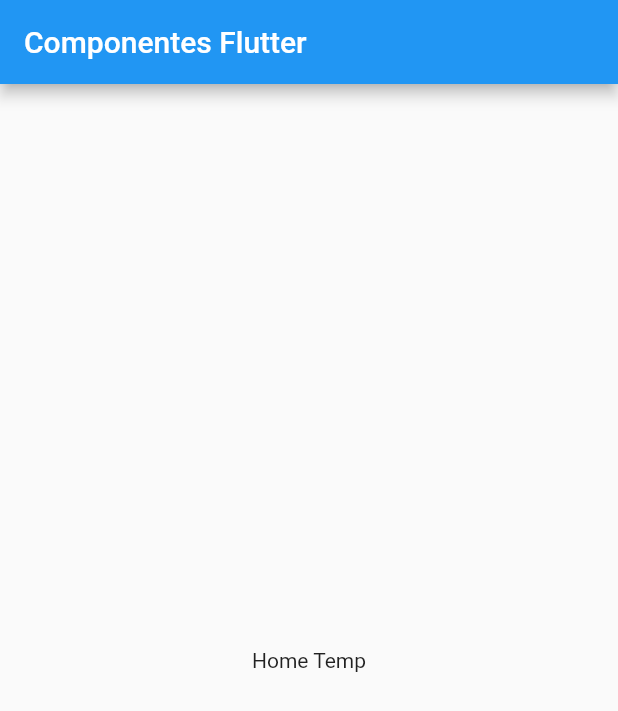
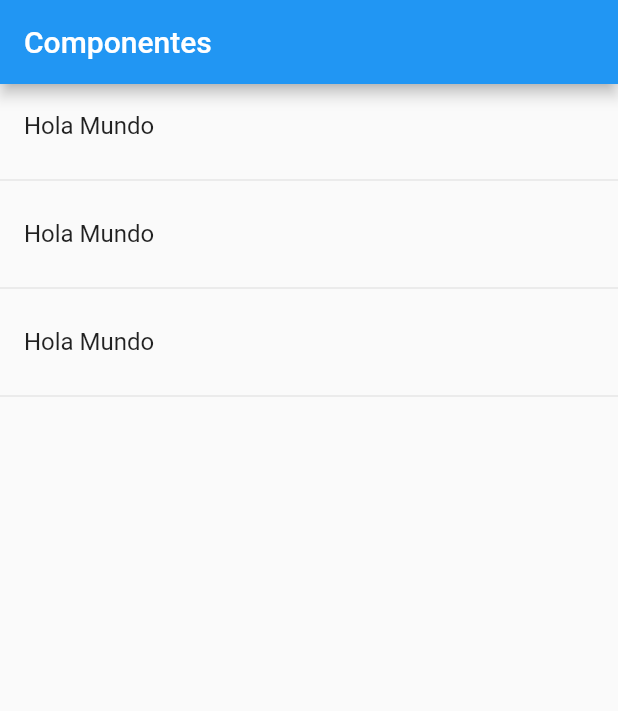
Before and after one commit to Jorgelg13/Componentes, a Flutter app: the screen it shows after launch, on a phone screen of 412 x 824 dp. Shown: the top 711 px of the screen. Run offline on Flutter 3.47's test engine with Material 2 defaults, Android fonts, the phone set to English and light mode, and no system bars.

```diff
--- a/lib/main.dart
+++ b/lib/main.dart
@@ -1,6 +1,5 @@
 import 'package:flutter/material.dart';
-
-import 'package:componentes/src/pages/home_temp.dart';
+import 'package:componentes/src/pages/home_page.dart';
 
 void main() => runApp(MyApp());
 
@@ -10,12 +9,7 @@ class MyApp extends StatelessWidget {
     return MaterialApp(
       debugShowCheckedModeBanner: false,
       title: 'Material App',
-      home: Scaffold(
-        appBar: AppBar(
-          title: Text('Componentes Flutter'),
-        ),
-        body: HomePageTemp(),
-      ),
+      home: HomePage(),
     );
   }
 }
--- /dev/null
+++ b/lib/src/pages/home_page.dart
@@ -0,0 +1,34 @@
+import 'package:flutter/material.dart';
+import 'package:componentes/src/providers/menu_provider.dart';
+
+class HomePage extends StatelessWidget {
+  @override
+  Widget build(BuildContext context) {
+    return Scaffold(
+      appBar: AppBar(
+        title: Text('Componentes'),
+      ),
+      body: _lista(),
+          );
+        }
+
+  Widget _lista() {
+    print(menuProvider.opciones);
+    return ListView(
+      children: _listaItems(),
+          );
+        }
+
+
+  List<Widget> _listaItems() {
+    return [
+      ListTile(title: Text('Hola Mundo'),),
+      Divider(),
+      ListTile(title: Text('Hola Mundo'),),
+      Divider(),
+      ListTile(title: Text('Hola Mundo'),),
+      Divider(),
+    ];
+  }
+
+}
--- a/pubspec.yaml
+++ b/pubspec.yaml
@@ -41,7 +41,8 @@ flutter:
   uses-material-design: true
 
   # To add assets to your application, add an assets section, like this:
-  # assets:
+  assets:
+   - data/menu.json
   #  - images/a_dot_burr.jpeg
   #  - images/a_dot_ham.jpeg
 
```
Also changed, not shown: data/menu.json (added, +20 -0 lines), lib/src/pages/home_temp.dart (+49 -2 lines), lib/src/providers/menu_provider.dart (added, +18 -0 lines).
